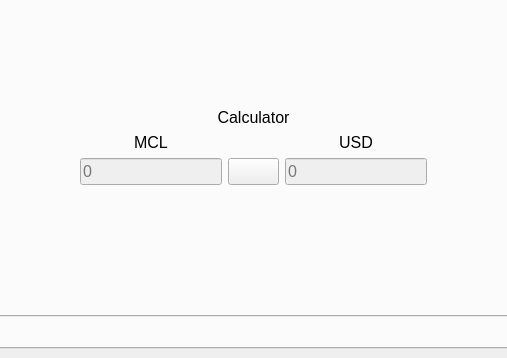
First picture: the form in src/main/python/qtguidesign.ui, repository marmarachain/marmara-connector, before the edit; both pictures show x 195 to 702 and y 409 to 767 of the 1100 by 767 pixel window.
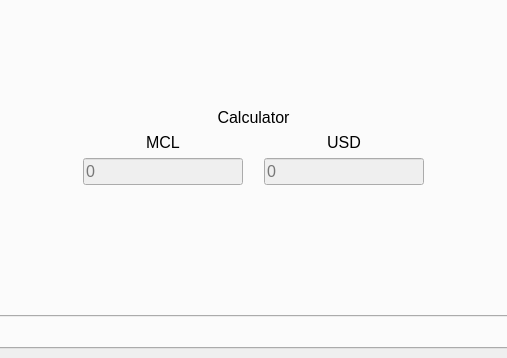
Second picture: the form after the edit. The open tabs and pages were chosen to show the change. Icons and pictures are not drawn.

```diff
--- a/src/main/python/qtguidesign.ui
+++ b/src/main/python/qtguidesign.ui
@@ -6026,6 +6026,12 @@
                   <verstretch>0</verstretch>
                  </sizepolicy>
                 </property>
+                <property name="minimumSize">
+                 <size>
+                  <width>160</width>
+                  <height>0</height>
+                 </size>
+                </property>
                 <property name="placeholderText">
                  <string>0</string>
                 </property>
@@ -6041,13 +6047,6 @@
                 </property>
                </widget>
               </item>
-              <item row="2" column="2">
-               <widget class="QPushButton" name="cal_exchange_icon_button">
-                <property name="text">
-                 <string/>
-                </property>
-               </widget>
-              </item>
               <item row="2" column="1">
                <widget class="QLineEdit" name="mcl_amount_lineEdit">
                 <property name="enabled">
@@ -6059,6 +6058,12 @@
                   <verstretch>0</verstretch>
                  </sizepolicy>
                 </property>
+                <property name="minimumSize">
+                 <size>
+                  <width>160</width>
+                  <height>0</height>
+                 </size>
+                </property>
                 <property name="placeholderText">
                  <string>0</string>
                 </property>
@@ -6110,6 +6115,13 @@
                 </property>
                </spacer>
               </item>
+              <item row="2" column="2">
+               <widget class="QLabel" name="exchange_label_icon">
+                <property name="text">
+                 <string/>
+                </property>
+               </widget>
+              </item>
              </layout>
             </item>
             <item row="4" column="1">
```
Left out of the diff: 6 changed lines with no effect on the pictures.
